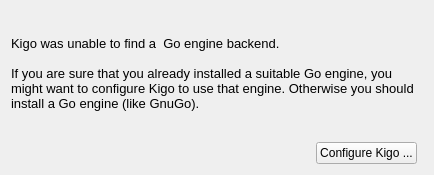
Before: the Qt Designer form src/gui/widgets/errorwidget.ui in KDE/kigo, drawn with Qt 5.
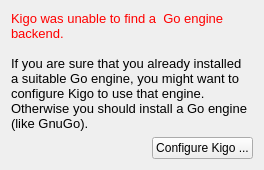
After: the same form once the commit is applied. Custom widgets are drawn as their Qt base class.

Commit message: New theme wood-bamboo and better error widget

What changed in the file:
```diff
--- a/src/gui/widgets/errorwidget.ui
+++ b/src/gui/widgets/errorwidget.ui
@@ -2,34 +2,26 @@
 <ui version="4.0">
  <class>ErrorWidget</class>
  <widget class="QWidget" name="ErrorWidget">
-  <property name="geometry">
-   <rect>
-    <x>0</x>
-    <y>0</y>
-    <width>434</width>
-    <height>175</height>
-   </rect>
+  <property name="windowTitle">
+   <string>Form</string>
   </property>
+  <layout class="QGridLayout" name="gridLayout">
+   <item row="0" column="0">
+    <widget class="QLabel" name="label">
   <property name="sizePolicy">
-   <sizepolicy hsizetype="Preferred" vsizetype="Fixed">
+      <sizepolicy hsizetype="Preferred" vsizetype="Expanding">
     <horstretch>0</horstretch>
     <verstretch>0</verstretch>
    </sizepolicy>
   </property>
-  <property name="windowTitle">
-   <string>Form</string>
-  </property>
-  <layout class="QGridLayout" name="gridLayout">
-   <item row="0" column="0" colspan="3">
-    <widget class="QLabel" name="errorLabel">
      <property name="text">
       <string>&lt;!DOCTYPE HTML PUBLIC &quot;-//W3C//DTD HTML 4.0//EN&quot; &quot;http://www.w3.org/TR/REC-html40/strict.dtd&quot;&gt;
 &lt;html&gt;&lt;head&gt;&lt;meta name=&quot;qrichtext&quot; content=&quot;1&quot; /&gt;&lt;style type=&quot;text/css&quot;&gt;
 p, li { white-space: pre-wrap; }
-&lt;/style&gt;&lt;/head&gt;&lt;body style=&quot; font-family:'Sans Serif'; font-size:10pt; font-weight:400; font-style:normal;&quot;&gt;
-&lt;p style=&quot; margin-top:0px; margin-bottom:0px; margin-left:0px; margin-right:0px; -qt-block-indent:0; text-indent:0px;&quot;&gt;Kigo was unable to find a  Go engine backend.&lt;/p&gt;
-&lt;p style=&quot;-qt-paragraph-type:empty; margin-top:0px; margin-bottom:0px; margin-left:0px; margin-right:0px; -qt-block-indent:0; text-indent:0px;&quot;&gt;&lt;/p&gt;
-&lt;p style=&quot; margin-top:0px; margin-bottom:0px; margin-left:0px; margin-right:0px; -qt-block-indent:0; text-indent:0px;&quot;&gt;If you are sure that you already installed a suitable Go engine, you might want to configure Kigo to use that engine. Otherwise you should install a Go engine (like GnuGo).&lt;/p&gt;&lt;/body&gt;&lt;/html&gt;</string>
+&lt;/style&gt;&lt;/head&gt;&lt;body style=&quot; font-family:'DejaVu Sans'; font-size:8pt; font-weight:400; font-style:normal;&quot;&gt;
+&lt;p style=&quot; margin-top:0px; margin-bottom:0px; margin-left:0px; margin-right:0px; -qt-block-indent:0; text-indent:0px;&quot;&gt;&lt;span style=&quot; font-family:'Sans Serif'; font-size:10pt; color:#ff0000;&quot;&gt;Kigo was unable to find a  Go engine backend.&lt;/span&gt;&lt;/p&gt;
+&lt;p style=&quot;-qt-paragraph-type:empty; margin-top:0px; margin-bottom:0px; margin-left:0px; margin-right:0px; -qt-block-indent:0; text-indent:0px; font-family:'Sans Serif'; font-size:10pt; color:#ff0000;&quot;&gt;&lt;/p&gt;
+&lt;p style=&quot; margin-top:0px; margin-bottom:0px; margin-left:0px; margin-right:0px; -qt-block-indent:0; text-indent:0px;&quot;&gt;&lt;span style=&quot; font-family:'Sans Serif'; font-size:10pt;&quot;&gt;If you are sure that you already installed a suitable Go engine, you might want to configure Kigo to use that engine. Otherwise you should install a Go engine (like GnuGo).&lt;/span&gt;&lt;/p&gt;&lt;/body&gt;&lt;/html&gt;</string>
      </property>
      <property name="textFormat">
       <enum>Qt::RichText</enum>
@@ -39,7 +31,9 @@
      </property>
     </widget>
    </item>
-   <item row="2" column="0">
+   <item row="1" column="0">
+    <layout class="QHBoxLayout" name="horizontalLayout">
+     <item>
     <spacer name="horizontalSpacer">
      <property name="orientation">
       <enum>Qt::Horizontal</enum>
@@ -52,12 +46,14 @@
      </property>
     </spacer>
    </item>
-   <item row="2" column="1">
+     <item>
     <widget class="KPushButton" name="configureButton">
      <property name="text">
       <string>Configure Kigo ...</string>
      </property>
     </widget>
+     </item>
+    </layout>
    </item>
   </layout>
  </widget>
```
Lines whose indentation alone changed are shown as unchanged. The commit also changes 6 other files.
